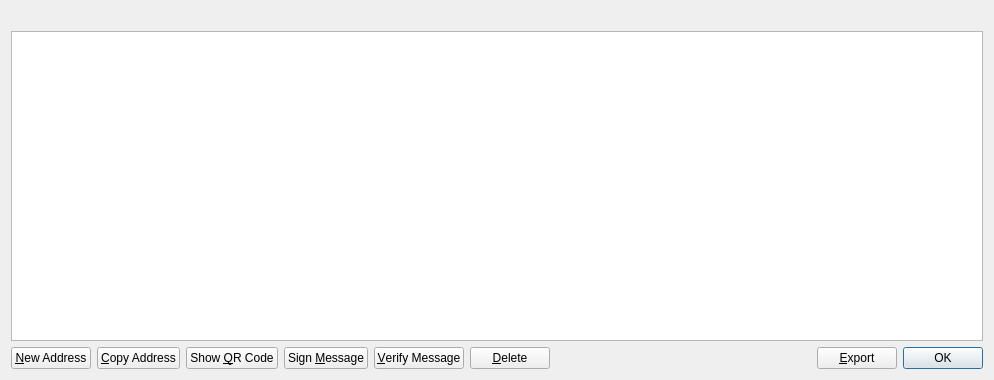
Before: the Qt Designer form src/qt/forms/addressbookpage.ui in moonmooncoin/particle, drawn with Qt 5.
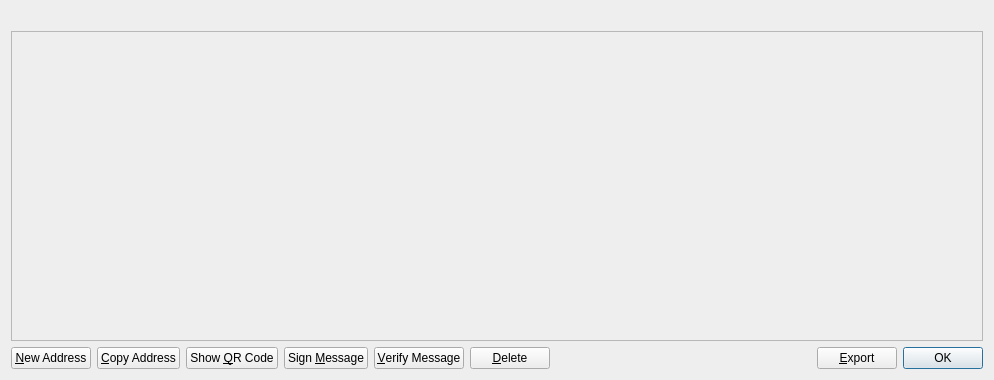
After: the same form once the commit is applied. Icons and pictures are not drawn.

```diff
--- a/src/qt/forms/addressbookpage.ui
+++ b/src/qt/forms/addressbookpage.ui
@@ -13,6 +13,9 @@
   <property name="windowTitle">
    <string>Address Book</string>
   </property>
+  <property name="styleSheet">
+   <string notr="true">background-color: rgb(238, 238, 238);</string>
+  </property>
   <layout class="QVBoxLayout" name="verticalLayout">
    <item>
     <widget class="QLabel" name="labelExplanation">
```
